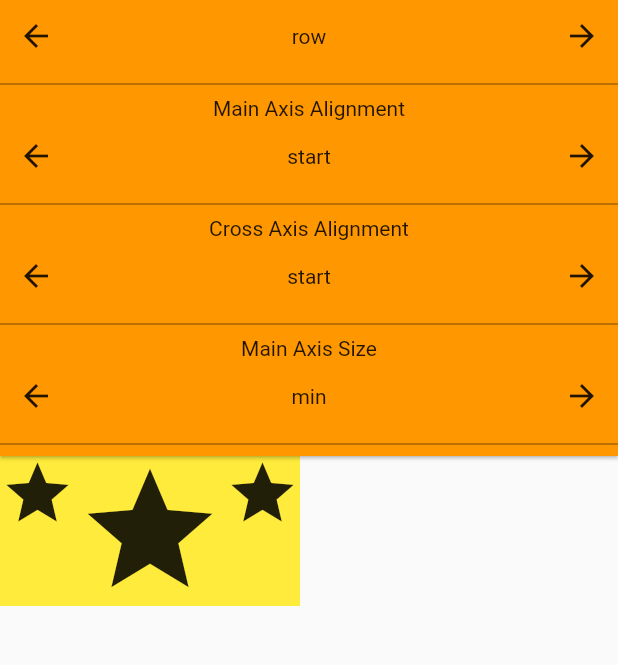
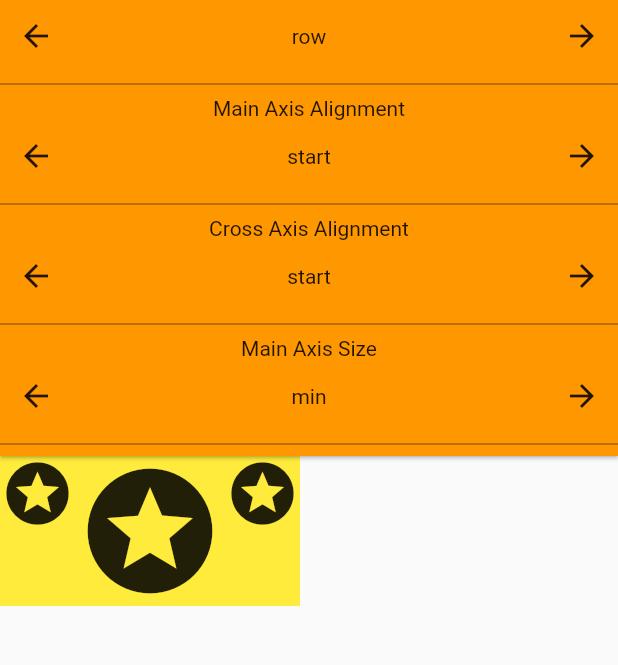
Before and after one commit to bizz84/layout-demo-flutter, a Flutter app: the screen it shows after launch, on a phone screen of 412 x 824 dp, the part 78-743 px from its top. Run offline on Flutter 3.47's test engine with Material 2 defaults, Android fonts, the phone set to English and light mode, and no system bars.

Commit message:
Update icon

```diff
--- a/lib/layout_demo_page.dart
+++ b/lib/layout_demo_page.dart
@@ -77,9 +77,9 @@ class _LayoutDemoPageState extends State<LayoutDemoPage> {
         crossAxisAlignment: crossAxisAlignment,
         mainAxisSize: mainAxisSize,
         children: [
-          Icon(Icons.star, size: 50.0),
-          Icon(Icons.star, size: 100.0),
-          Icon(Icons.star, size: 50.0),
+          Icon(Icons.stars, size: 50.0),
+          Icon(Icons.stars, size: 100.0),
+          Icon(Icons.stars, size: 50.0),
         ],
       );
     } else {
@@ -88,9 +88,9 @@ class _LayoutDemoPageState extends State<LayoutDemoPage> {
         crossAxisAlignment: crossAxisAlignment,
         mainAxisSize: mainAxisSize,
         children: [
-          Icon(Icons.star, size: 50.0),
-          Icon(Icons.star, size: 100.0),
-          Icon(Icons.star, size: 50.0),
+          Icon(Icons.stars, size: 50.0),
+          Icon(Icons.stars, size: 100.0),
+          Icon(Icons.stars, size: 50.0),
         ],
       );
     }
```
